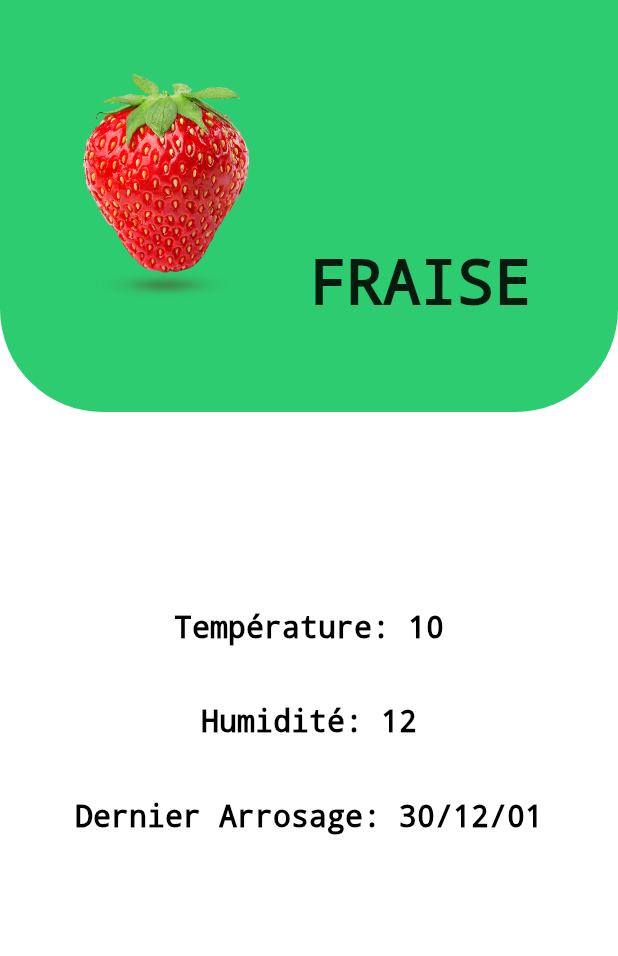
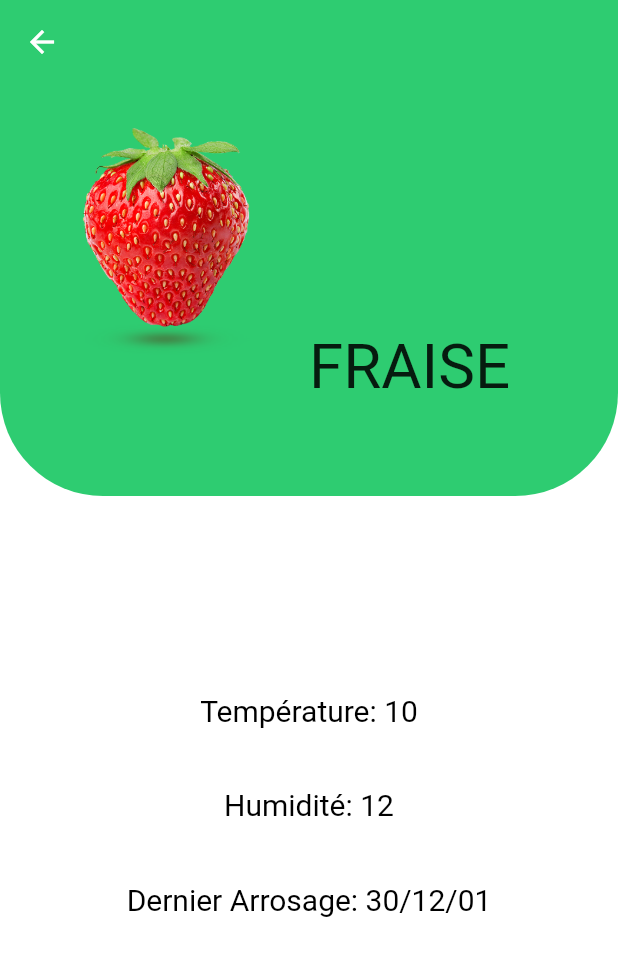
Before and after one commit to VasMaxence/Hackatown_TeamPitech, a Flutter app: the HomeGardenList screen opened directly, after a tap on the "navigate next" icon, on a phone screen of 412 x 824 dp. Shown: the top 956 px of the screen. Run offline on Flutter 3.47's test engine with Material 2 defaults, Android fonts, the phone set to English and light mode, and no system bars; our stand-ins replace cloud_firestore, firebase_auth, firebase_core, google_sign_in; accounts and stored records are empty.

Commit message:
Update List UI

```diff
--- a/lib/hero_vegetable_garden.dart
+++ b/lib/hero_vegetable_garden.dart
@@ -34,9 +34,13 @@ class _HeroGardenDataState extends State<HeroGardenData> {
 
   @override
   Widget build(BuildContext context) {
-    return Container(
+    return Scaffold(
+      appBar: AppBar(
+        backgroundColor: Color(0xFF2ECC71),
+        elevation: 0,
+      ),
+      body: Container(
         color: Colors.red,
-      height: MediaQuery.of(context).size.height / 4,
         child: Hero(
           tag: this.type + this.date,
           child: Container(
@@ -59,7 +63,7 @@ class _HeroGardenDataState extends State<HeroGardenData> {
                           width: MediaQuery.of(context).size.width / 1.7,
                           height: MediaQuery.of(context).size.height / 5,
                         ),
-                      top: 40,
+                        top: 20,
                         left: -10,
                       ),
                       Positioned(
@@ -143,6 +147,7 @@ class _HeroGardenDataState extends State<HeroGardenData> {
             ),
           ),
         ),
+      ),
     );
   }
 }
--- a/lib/home_list_garden.dart
+++ b/lib/home_list_garden.dart
@@ -27,16 +27,22 @@ class _HomeGardenListState extends State<HomeGardenList> {
     );
   }
 
+  int i = 1;
+
   Widget _dataList(String type, String date, int humidity, int temp) {
+    i == 1 ? i = 0 : i = 1;
     return Padding(
       padding: EdgeInsets.all(5),
       child: Container(
           height: 100,
           decoration: BoxDecoration(
-            color: Colors.grey,
+            color: i == 1 ? Color(0xFF27AE60) : Color(0xFFF5B041),
+            borderRadius: BorderRadius.circular(20),
             boxShadow: [
               BoxShadow(
-                color: Colors.grey.withOpacity(0.5),
+                color: i == 1
+                    ? Color(0xFF27AE60).withOpacity(0.4)
+                    : Color(0xFFF5B041).withOpacity(0.4),
                 spreadRadius: 5,
                 blurRadius: 7,
                 offset: Offset(0, 3), // changes position of shadow
```
Lines whose indentation alone changed are shown as unchanged.
